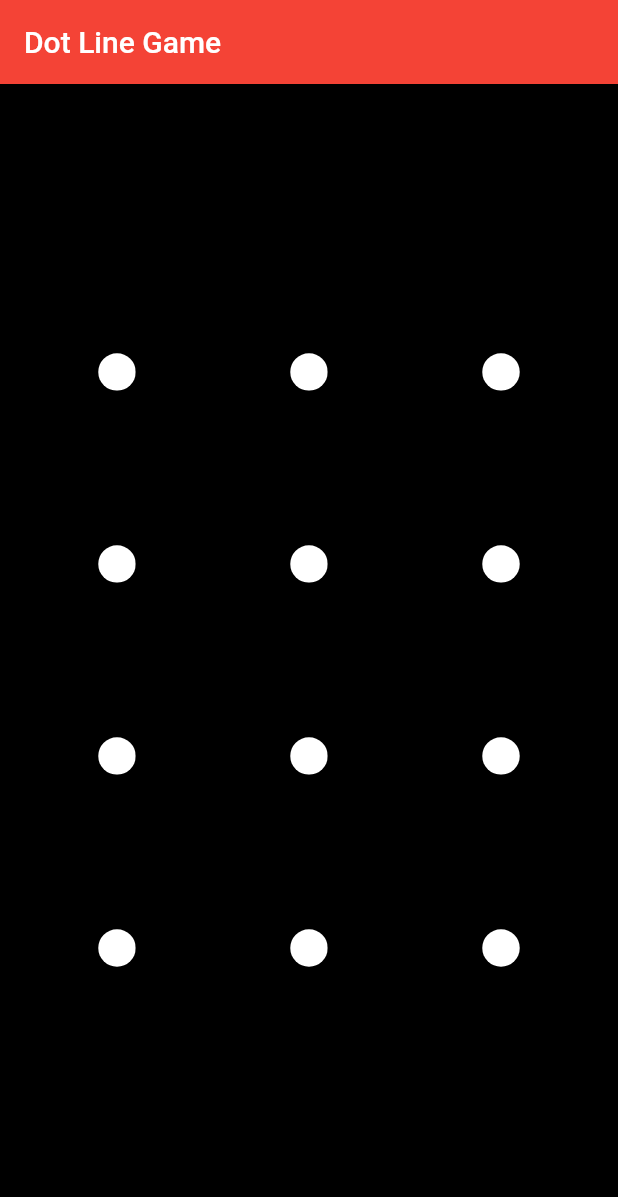
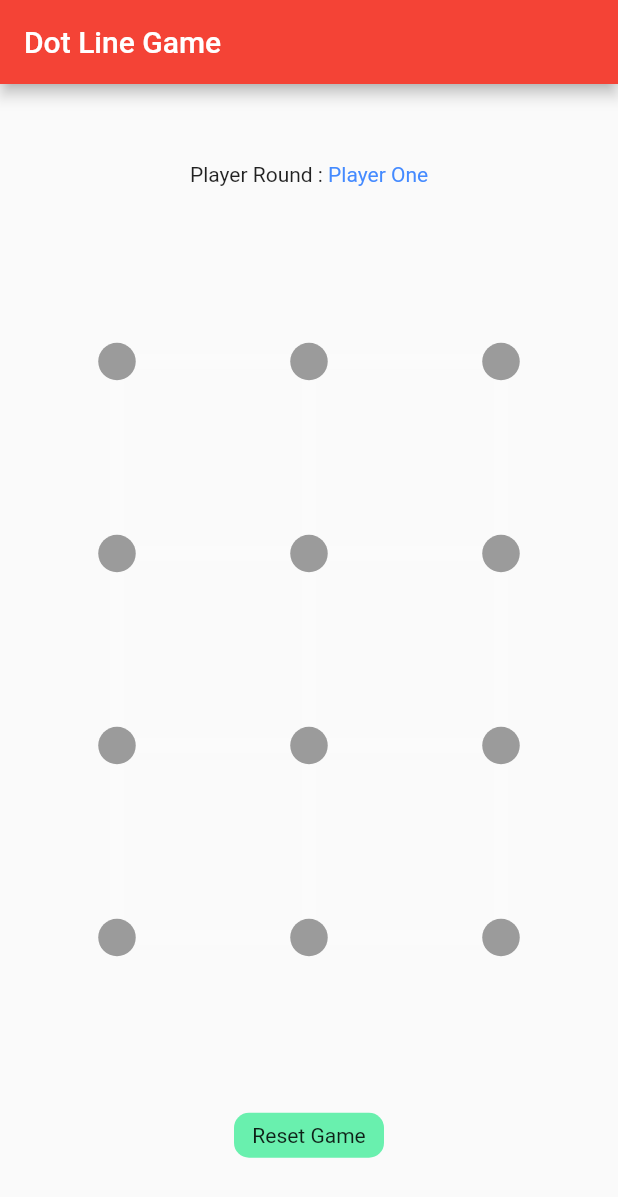
Before and after one commit to HoseinHabibiyan/DotLine_Game, a Flutter app: the screen it shows after launch, on a phone screen of 412 x 824 dp. Shown: the top 1197 px of the screen. Run offline on Flutter 3.47's test engine with Material 2 defaults, Android fonts, the phone set to English and light mode, and no system bars.

Commit message:
reset game

```diff
--- a/lib/main.dart
+++ b/lib/main.dart
@@ -1,3 +1,5 @@
+import 'dart:ui';
+
 import 'package:flutter/material.dart';
 
 void main() {
@@ -38,11 +40,46 @@ class _MyHomePageState extends State<MyHomePage> {
   @override
   Widget build(BuildContext context) {
     return Scaffold(
-        backgroundColor: Colors.black,
         appBar: AppBar(
           title: const Text("Dot Line Game"),
         ),
-        body: renderBoard());
+        body: Column(
+          mainAxisAlignment: MainAxisAlignment.spaceAround,
+          children: [
+            Row(
+              mainAxisAlignment: MainAxisAlignment.center,
+              children: [
+                Text(
+                  "Player Round : ",
+                  style: TextStyle(color: Colors.black87),
+                ),
+                Text(
+                  "${_firstPlayerRound ? "Player One" : "Player Two"}",
+                  style: TextStyle(
+                      color:
+                          _firstPlayerRound ? Colors.blueAccent : Colors.red),
+                ),
+              ],
+            ),
+            renderBoard(),
+            InkWell(
+              onTap: () => {ResetGame()},
+              child: Container(
+                decoration: BoxDecoration(
+                  borderRadius: BorderRadius.circular(10),
+                  color: Colors.greenAccent,
+                ),
+                alignment: Alignment.center,
+                width: 100,
+                height: 30,
+                child: Text(
+                  "Reset Game",
+                  textAlign: TextAlign.center,
+                ),
+              ),
+            )
+          ],
+        ));
   }
 
   Widget renderBoard() {
@@ -91,21 +128,16 @@ class _MyHomePageState extends State<MyHomePage> {
                                 0
                             ? Colors.blueAccent
                             : Colors.redAccent
-                        : Colors.black,
+                        : Colors.white10,
                   ),
                 ),
               Container(
-                alignment: Alignment.center,
-                width: 25,
-                height: 25,
-                decoration: BoxDecoration(
-                    borderRadius: BorderRadius.circular(50),
-                    color: _dots.length > dotIndex && _dots[dotIndex] == 0
-                        ? Color.fromARGB(255, 255, 255, 255)
-                        : _dots.length > dotIndex && _dots[dotIndex] == 1
-                            ? Colors.blueAccent
-                            : Colors.redAccent),
-              ),
+                  alignment: Alignment.center,
+                  width: 25,
+                  height: 25,
+                  decoration: BoxDecoration(
+                      borderRadius: BorderRadius.circular(50),
+                      color: Colors.black38)),
               if (dotIndex == 1 ||
                   dotIndex == 4 ||
                   dotIndex == 7 ||
@@ -126,7 +158,7 @@ class _MyHomePageState extends State<MyHomePage> {
                                 0
                             ? Colors.blueAccent
                             : Colors.redAccent
-                        : Colors.black,
+                        : Colors.white10,
                   ),
                 )
             ],
@@ -147,7 +179,7 @@ class _MyHomePageState extends State<MyHomePage> {
                             0
                         ? Colors.blueAccent
                         : Colors.redAccent
-                    : Colors.black,
+                    : Colors.white12,
               ),
             ),
         ],
@@ -166,10 +198,10 @@ class _MyHomePageState extends State<MyHomePage> {
       return;
     }
 
+    print("dot ${dotIndex}");
+    _lines.add(Line(dotIndex, dotIndex + 3, _firstPlayerRound ? 0 : 1));
     _firstPlayerRound = !_firstPlayerRound;
 
-    print("dot ${dotIndex}");
-    _lines.add(Line(dotIndex, dotIndex + 3, _firstPlayerRound ? 0 : 1));
     renderBoard();
   }
 
@@ -179,10 +211,15 @@ class _MyHomePageState extends State<MyHomePage> {
       return;
     }
 
-    _firstPlayerRound = !_firstPlayerRound;
-
     print("dot ${dotIndex}");
     _lines.add(Line(dotIndex, dotIndex + 1, _firstPlayerRound ? 0 : 1));
+    _firstPlayerRound = !_firstPlayerRound;
+    renderBoard();
+  }
+
+  void ResetGame() {
+    _lines.clear();
+    _firstPlayerRound = true;
     renderBoard();
   }
 }
```
